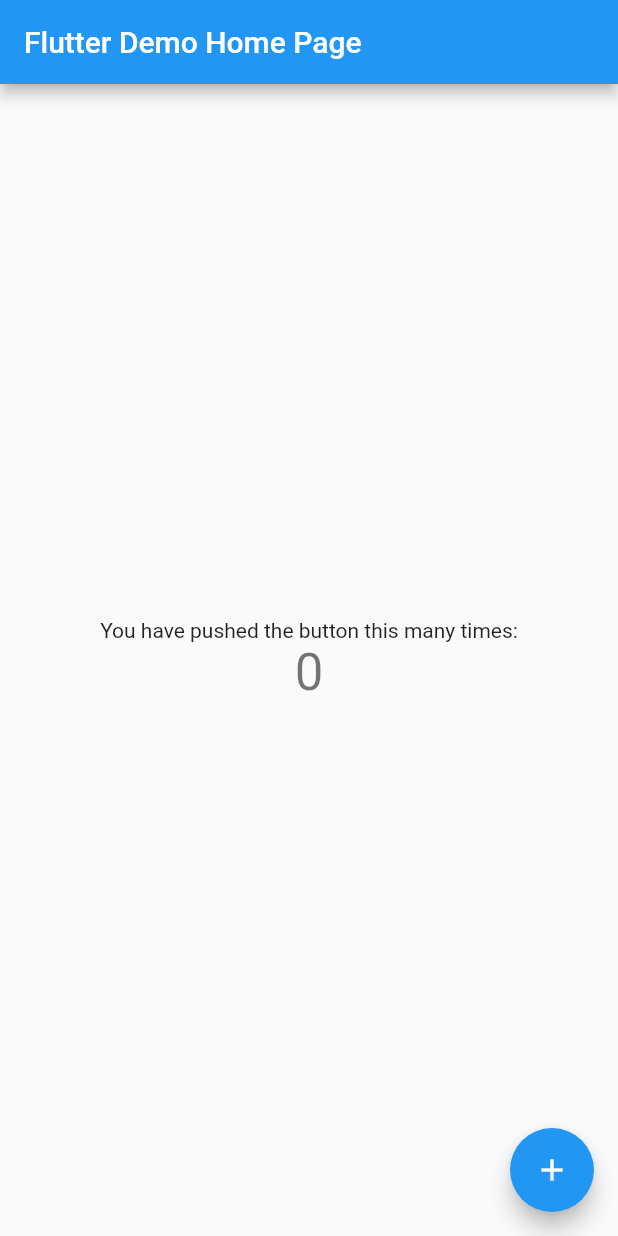
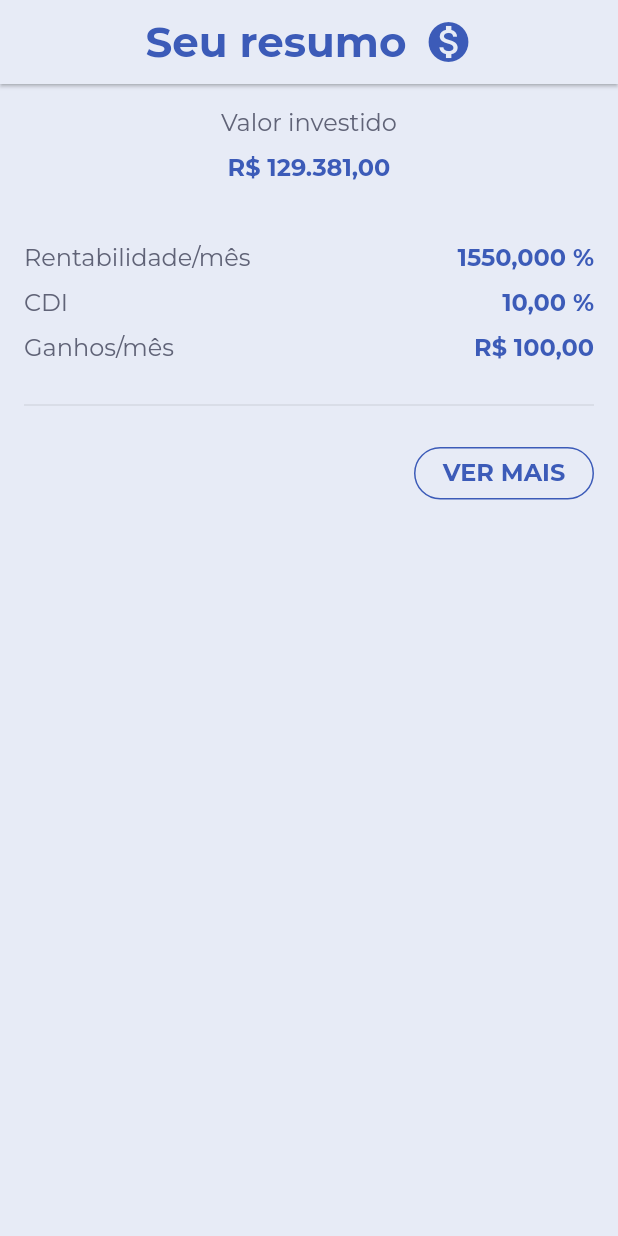
Before and after one commit to wladmyralmeida/MySummaryFlutter, a Flutter app: the screen it shows after launch, on a phone screen of 412 x 824 dp. Run offline on Flutter 3.47's test engine with Material 2 defaults, Android fonts, the phone set to English and light mode, and no system bars; our stand-ins replace google_fonts, money_formatter.

Commit message:
Initial Layout Summary

```diff
--- /dev/null
+++ b/lib/app/core/app_colors.dart
@@ -0,0 +1,16 @@
+import 'package:flutter/material.dart';
+
+class AppColors {
+  static final Color cardBackground = Color(0xFFFFFFFF);
+  static final Color black = Color(0xFF000000);
+  static final Color green = Color(0xFF268665);
+  static const Color darkBlueColor = Color(0xFF3C5BB8);
+  static const Color darkGreyColor = Color(0xFF606377);
+  static const Color lightBlueColor = Color(0xFFE7EBF6);
+  static const Color shadowColor = Color(0xFFBDBDBD);
+  static const Color dotColor = Color(0xFF9AA3BC);
+  static const Color lineColor = Color(0xFFCCD1DD);
+  static const Color shimmerDefaultColor = Color(0xFF373F45);
+  static const Color shimmerBaseColor = Color(0xFFE0E0E0);
+  static const Color shimmerHighlightColor = Color(0xFFF5F5F5);
+}
--- /dev/null
+++ b/lib/app/core/app_sizes.dart
@@ -0,0 +1,26 @@
+class AppSizes {
+  // General
+  static const titleFS = 28.0;
+  static const subtitleFS = 16.0;
+  static const borderRadius = 25.0;
+  static const five = 5.0;
+  static const eight = 8.0;
+  static const twelve = 12.0;
+  static const sixteen = 16.0;
+
+  // Spaces
+  static const smallSpace = 10.0;
+  static const defaultMargin = 20.0;
+  static const mediumMargin = 30.0;
+  static const regularSpace = 20.0;
+  static const largeSpace = 40.0;
+
+  // Heights, Weights and Radius
+  static const spreadRadius = 1.0;
+  static const cardHeight = 405.0;
+  static const lineHeight = 1.0;
+  static const buttonBorderRadius = 40.0;
+  static const buttonWidth = 120.0;
+  static const buttonHeight = 35.0;
+  static const blurRadius = 2.0;
+}
--- /dev/null
+++ b/lib/app/core/app_strings.dart
@@ -0,0 +1,14 @@
+class AppStrings {
+  static final String appTitle = 'Seu resumo';
+  static final String secretHeaderKey = "x-hasura-admin-secret";
+  static final String secretKey = 'secret';
+  static final String wealthSummaryKey = 'wealthSummary';
+  static final String investedValue = 'Valor investido';
+  static final String moneySymbol = 'R\$';
+  static final String profitability = 'Rentabilidade/mês';
+  static final String cdi = 'CDI';
+  static final String earnings = 'Ganhos/mês';
+  static final String seeMore = 'VER MAIS';
+  static final String percentSymbol = '%';
+  static final String errorMessage = 'Ocorreu um erro inesperado';
+}
--- /dev/null
+++ b/lib/app/core/app_text_styles.dart
@@ -0,0 +1,24 @@
+import 'package:flutter/cupertino.dart';
+import 'package:google_fonts/google_fonts.dart';
+import 'package:my_summary/app/core/app_colors.dart';
+import 'package:my_summary/app/core/app_sizes.dart';
+
+class AppTextStyles {
+  static final TextStyle title = GoogleFonts.montserrat(
+    color: AppColors.darkBlueColor,
+    fontSize: AppSizes.titleFS,
+    fontWeight: FontWeight.bold,
+  );
+
+  static final TextStyle subtitle = GoogleFonts.montserrat(
+    fontSize: AppSizes.subtitleFS,
+    color: AppColors.darkGreyColor,
+    fontWeight: FontWeight.normal,
+  );
+
+  static final TextStyle textMoneyBlue = GoogleFonts.montserrat(
+    fontSize: AppSizes.subtitleFS,
+    color: AppColors.darkBlueColor,
+    fontWeight: FontWeight.bold,
+  );
+}
--- /dev/null
+++ b/lib/app/core/globals.dart
@@ -0,0 +1,16 @@
+class Globals {
+  static const api = 'https://harura-fliper-test.herokuapp.com/v1/graphql';
+
+  static const summaryQuery = '''
+  query Query {
+    wealthSummary {
+      id
+      cdi
+      gain
+      hasHistory
+      profitability
+      total
+    }
+  }
+  ''';
+}
--- /dev/null
+++ b/lib/app/shared/models/summary_model.dart
@@ -0,0 +1,19 @@
+import 'package:json_annotation/json_annotation.dart';
+
+@JsonSerializable()
+class SummaryModel {
+  final int id;
+  final double cdi;
+  final double gain;
+  final bool hasHistory;
+  final double profitability;
+  final int total;
+
+  SummaryModel(
+      {required this.id,
+      required this.cdi,
+      required this.gain,
+      required this.hasHistory,
+      required this.profitability,
+      required this.total});
+}
--- /dev/null
+++ b/lib/app/shared/widgets/button_widget.dart
@@ -0,0 +1,29 @@
+import 'package:flutter/material.dart';
+import 'package:my_summary/app/core/app_colors.dart';
+import 'package:my_summary/app/core/app_sizes.dart';
+import 'package:my_summary/app/core/app_text_styles.dart';
+
+class ButtonWidget extends StatelessWidget {
+  final String seeMore;
+
+  const ButtonWidget({required this.seeMore});
+
+  @override
+  Widget build(BuildContext context) {
+    return Container(
+      height: AppSizes.buttonHeight,
+      width: AppSizes.buttonWidth,
+      child: Center(
+        child: Text(
+          seeMore,
+          style: AppTextStyles.textMoneyBlue,
+        ),
+      ),
+      decoration: BoxDecoration(
+        borderRadius: BorderRadius.circular(AppSizes.buttonBorderRadius),
+        border: Border.all(
+            color: AppColors.darkBlueColor, width: AppSizes.lineHeight),
+      ),
+    );
+  }
+}
--- /dev/null
+++ b/lib/app/shared/widgets/summary_card_widget.dart
@@ -0,0 +1,129 @@
+import 'package:flutter/material.dart';
+import 'package:money_formatter/money_formatter.dart';
+import 'package:my_summary/app/core/app_colors.dart';
+import 'package:my_summary/app/core/app_sizes.dart';
+import 'package:my_summary/app/core/app_strings.dart';
+import 'package:my_summary/app/core/app_text_styles.dart';
+import 'package:my_summary/app/shared/models/summary_model.dart';
+import 'package:my_summary/app/shared/widgets/button_widget.dart';
+import 'package:my_summary/app/shared/widgets/summary_values_row.dart';
+
+class SummaryCard extends StatelessWidget {
+  final SummaryModel summary;
+
+  const SummaryCard({required this.summary});
+
+  @override
+  Widget build(BuildContext context) {
+    final money = MoneyFormatter(
+      amount: summary.total.toDouble(),
+      settings: MoneyFormatterSettings(
+        symbol: 'R\$',
+        thousandSeparator: '.',
+        decimalSeparator: ',',
+        symbolAndNumberSeparator: ' ',
+        fractionDigits: 2,
+        // compactFormatType: CompactFormatType.sort,
+      ),
+    );
+
+    final profitabilityFormatted = MoneyFormatter(
+      amount: summary.profitability,
+      settings: MoneyFormatterSettings(
+        symbol: '%',
+        thousandSeparator: '',
+        decimalSeparator: ',',
+        symbolAndNumberSeparator: ' ',
+        fractionDigits: 3,
+        // compactFormatType: CompactFormatType.sort,
+      ),
+    );
+
+    final cdiFormatted = MoneyFormatter(
+      amount: summary.cdi,
+      settings: MoneyFormatterSettings(
+        symbol: '%',
+        thousandSeparator: '',
+        decimalSeparator: ',',
+        symbolAndNumberSeparator: ' ',
+        fractionDigits: 2,
+        // compactFormatType: CompactFormatType.sort,
+      ),
+    );
+
+    final gainFormatted = MoneyFormatter(
+      amount: summary.gain,
+      settings: MoneyFormatterSettings(
+        symbol: 'R\$',
+        thousandSeparator: '.',
+        decimalSeparator: ',',
+        symbolAndNumberSeparator: ' ',
+        fractionDigits: 2,
+        // compactFormatType: CompactFormatType.sort,
+      ),
+    );
+
+    return Scaffold(
+      appBar: AppBar(
+        elevation: 1,
+        automaticallyImplyLeading: false,
+        centerTitle: true,
+        title: Row(
+          mainAxisAlignment: MainAxisAlignment.center,
+          children: [
+            Container(
+              margin: const EdgeInsets.only(right: AppSizes.twelve),
+              child: Text(
+                AppStrings.appTitle,
+                style: AppTextStyles.title,
+              ),
+            ),
+            Icon(
+              Icons.monetization_on,
+              size: 32,
+              color: AppColors.darkBlueColor,
+            ),
+          ],
+        ),
+      ),
+      body: Padding(
+        padding: const EdgeInsets.all(AppSizes.sixteen),
+        child: Column(
+          children: [
+            Center(
+              child: Text(
+                AppStrings.investedValue,
+                style: AppTextStyles.subtitle,
+              ),
+            ),
+            SizedBox(height: AppSizes.smallSpace),
+            Center(
+              child: Text(
+                money.output.symbolOnLeft,
+                style: AppTextStyles.textMoneyBlue,
+              ),
+            ),
+            SizedBox(height: AppSizes.largeSpace),
+            SummaryValuesRow(
+                label: AppStrings.profitability,
+                value: profitabilityFormatted.output.symbolOnRight),
+            SizedBox(height: AppSizes.smallSpace),
+            SummaryValuesRow(
+                label: AppStrings.cdi,
+                value: cdiFormatted.output.symbolOnRight),
+            SizedBox(height: AppSizes.smallSpace),
+            SummaryValuesRow(
+                label: AppStrings.earnings,
+                value: gainFormatted.output.symbolOnLeft),
+            SizedBox(height: AppSizes.regularSpace),
+            Divider(),
+            SizedBox(height: AppSizes.regularSpace),
+            Align(
+                alignment: Alignment.bottomRight,
+                child: ButtonWidget(seeMore: AppStrings.seeMore)),
+          ],
+        ),
+      ),
+    );
+  }
+}
--- /dev/null
+++ b/lib/app/shared/widgets/summary_values_row.dart
@@ -0,0 +1,27 @@
+import 'package:flutter/material.dart';
+import 'package:my_summary/app/core/app_text_styles.dart';
+
+class SummaryValuesRow extends StatelessWidget {
+  final String label;
+  final String value;
+
+  const SummaryValuesRow({required this.label, required this.value});
+
+  @override
+  Widget build(BuildContext context) {
+    return Row(
+      mainAxisAlignment: MainAxisAlignment.spaceBetween,
+      crossAxisAlignment: CrossAxisAlignment.center,
+      children: [
+        Text(
+          label,
+          style: AppTextStyles.subtitle,
+        ),
+        Text(
+          value,
+          style: AppTextStyles.textMoneyBlue,
+        ),
+      ],
+    );
+  }
+}
--- /dev/null
+++ b/lib/app/summary_application.dart
@@ -0,0 +1,31 @@
+import 'package:flutter/material.dart';
+import 'package:my_summary/app/core/app_colors.dart';
+import 'package:my_summary/app/core/app_strings.dart';
+import 'package:my_summary/app/shared/models/summary_model.dart';
+import 'package:my_summary/app/shared/widgets/summary_card_widget.dart';
+
+class SummaryApplication extends StatelessWidget {
+  @override
+  Widget build(BuildContext context) {
+    return MaterialApp(
+      title: AppStrings.appTitle,
+      debugShowCheckedModeBanner: false,
+      theme: ThemeData(
+        primarySwatch: Colors.blue,
+        scaffoldBackgroundColor: AppColors.lightBlueColor,
+        appBarTheme: AppBarTheme(
+          backgroundColor: AppColors.lightBlueColor
+        )
+      ),
+      home: SummaryCard(
+        summary: SummaryModel(
+            cdi: 10,
+            gain: 100,
+            hasHistory: true,
+            id: 1,
+            profitability: 1550,
+            total: 129381),
+      ),
+    );
+  }
+}
--- a/lib/main.dart
+++ b/lib/main.dart
@@ -1,113 +1,7 @@
 import 'package:flutter/material.dart';
+import 'package:my_summary/app/summary_application.dart';
 
 void main() {
-  runApp(MyApp());
+  WidgetsFlutterBinding.ensureInitialized();
+  runApp(SummaryApplication());
 }
-
-class MyApp extends StatelessWidget {
-  // This widget is the root of your application.
-  @override
-  Widget build(BuildContext context) {
-    return MaterialApp(
-      title: 'Flutter Demo',
-      theme: ThemeData(
-        // This is the theme of your application.
-        //
-        // Try running your application with "flutter run". You'll see the
-        // application has a blue toolbar. Then, without quitting the app, try
-        // changing the primarySwatch below to Colors.green and then invoke
-        // "hot reload" (press "r" in the console where you ran "flutter run",
-        // or simply save your changes to "hot reload" in a Flutter IDE).
-        // Notice that the counter didn't reset back to zero; the application
-        // is not restarted.
-        primarySwatch: Colors.blue,
-      ),
-      home: MyHomePage(title: 'Flutter Demo Home Page'),
-    );
-  }
-}
-
-class MyHomePage extends StatefulWidget {
-  MyHomePage({Key? key, required this.title}) : super(key: key);
-
-  // This widget is the home page of your application. It is stateful, meaning
-  // that it has a State object (defined below) that contains fields that affect
-  // how it looks.
-
-  // This class is the configuration for the state. It holds the values (in this
-  // case the title) provided by the parent (in this case the App widget) and
-  // used by the build method of the State. Fields in a Widget subclass are
-  // always marked "final".
-
-  final String title;
-
-  @override
-  _MyHomePageState createState() => _MyHomePageState();
-}
-
-class _MyHomePageState extends State<MyHomePage> {
-  int _counter = 0;
-
-  void _incrementCounter() {
-    setState(() {
-      // This call to setState tells the Flutter framework that something has
-      // changed in this State, which causes it to rerun the build method below
-      // so that the display can reflect the updated values. If we changed
-      // _counter without calling setState(), then the build method would not be
-      // called again, and so nothing would appear to happen.
-      _counter++;
-    });
-  }
-
-  @override
-  Widget build(BuildContext context) {
-    // This method is rerun every time setState is called, for instance as done
-    // by the _incrementCounter method above.
-    //
-    // The Flutter framework has been optimized to make rerunning build methods
-    // fast, so that you can just rebuild anything that needs updating rather
-    // than having to individually change instances of widgets.
-    return Scaffold(
-      appBar: AppBar(
-        // Here we take the value from the MyHomePage object that was created by
-        // the App.build method, and use it to set our appbar title.
-        title: Text(widget.title),
-      ),
-      body: Center(
-        // Center is a layout widget. It takes a single child and positions it
-        // in the middle of the parent.
-        child: Column(
-          // Column is also a layout widget. It takes a list of children and
-          // arranges them vertically. By default, it sizes itself to fit its
-          // children horizontally, and tries to be as tall as its parent.
-          //
-          // Invoke "debug painting" (press "p" in the console, choose the
-          // "Toggle Debug Paint" action from the Flutter Inspector in Android
-          // Studio, or the "Toggle Debug Paint" command in Visual Studio Code)
-          // to see the wireframe for each widget.
-          //
-          // Column has various properties to control how it sizes itself and
-          // how it positions its children. Here we use mainAxisAlignment to
-          // center the children vertically; the main axis here is the vertical
-          // axis because Columns are vertical (the cross axis would be
-          // horizontal).
-          mainAxisAlignment: MainAxisAlignment.center,
-          children: <Widget>[
-            Text(
-              'You have pushed the button this many times:',
-            ),
-            Text(
-              '$_counter',
-              style: Theme.of(context).textTheme.headline4,
-            ),
-          ],
-        ),
-      ),
-      floatingActionButton: FloatingActionButton(
-        onPressed: _incrementCounter,
-        tooltip: 'Increment',
-        child: Icon(Icons.add),
-      ), // This trailing comma makes auto-formatting nicer for build methods.
-    );
-  }
-}
--- a/pubspec.yaml
+++ b/pubspec.yaml
@@ -28,11 +28,15 @@ dependencies:
   # The following adds the Cupertino Icons font to your application.
   # Use with the CupertinoIcons class for iOS style icons.
   cupertino_icons: ^1.0.2
+  money_formatter: ^0.0.3
+  google_fonts: 2.1.0
+  graphql_flutter: 5.0.0
 
 dev_dependencies:
   flutter_test:
     sdk: flutter
-
+  build_runner: 2.0.6
+  json_serializable: 4.1.3
 # For information on the generic Dart part of this file, see the
 # following page: https://dart.dev/tools/pub/pubspec
 
```
Also changed, not shown: pubspec.lock, 1 other file.
